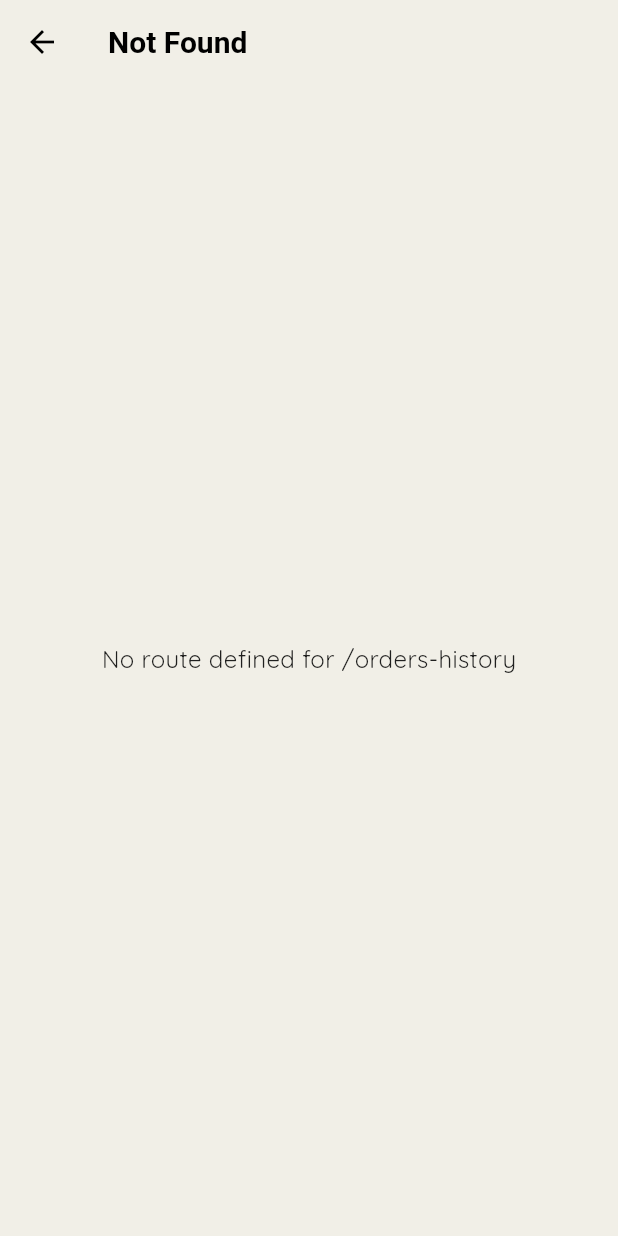
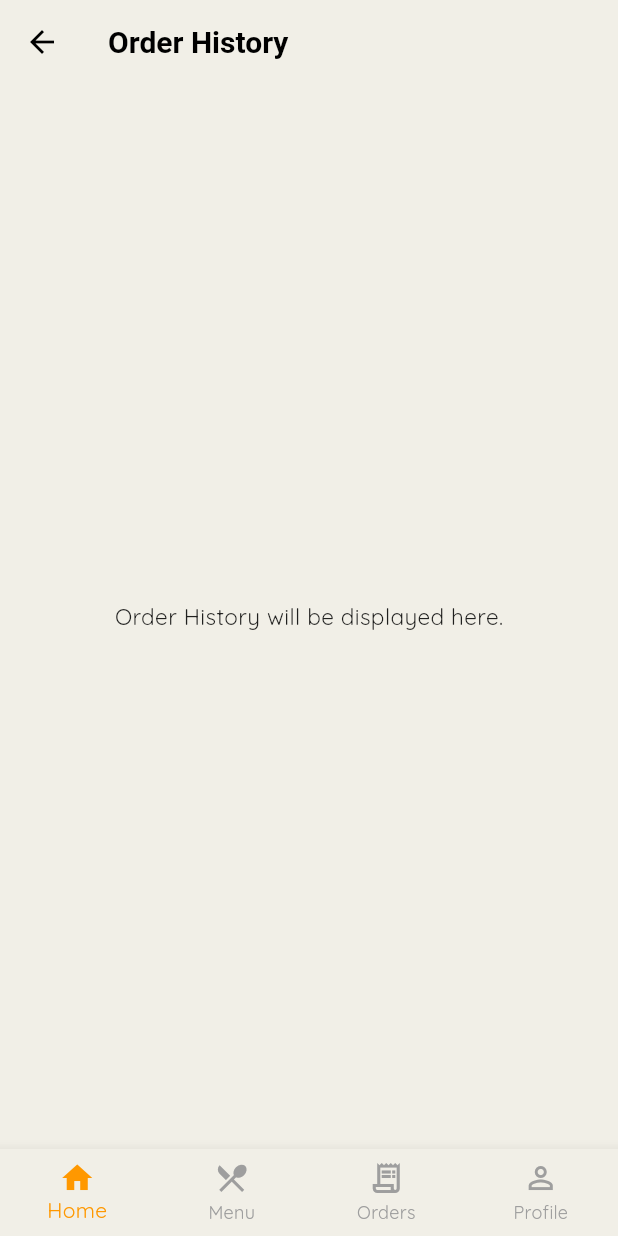
Before and after one commit to flamescreatioon/tell_am, a Flutter app: the HomeScreen screen opened by its route, item 3 of the bottom bar chosen, on a phone screen of 412 x 824 dp. Run offline on Flutter 3.47's test engine with Material 3 defaults, Android fonts, the phone set to English and light mode, and no system bars; our stand-ins replace device_preview, dropdown_button2, flutter_svg, google_fonts.

Commit message:
Add order history and USSD info screens, update UI
Introduced new OrderHistoryScreen and UssdInfoScreen for customers, registered their routes in main.dart, and updated the login and register screens to use the new logo asset.

Updated several dependencies in pubspec.lock and pubspec.yaml.

```diff
--- a/lib/main.dart
+++ b/lib/main.dart
@@ -12,6 +12,7 @@ import 'screens/profile/notification_screen.dart';
 import 'screens/customer/food_detail_screen.dart';
 import 'components/app_theme.dart';
 import 'package:google_fonts/google_fonts.dart';
+import 'screens/customer/order_history_screen.dart';
 
 void main() {
   runApp(
@@ -48,6 +49,7 @@ class MyApp extends StatelessWidget {
               cartItems: [],
             ),
         '/notif': (context) => const NotificationScreen(),
+        '/orders-history': (context) => const OrderHistoryScreen(),
       },
 
       // Dynamic routes for screens that need parameters
--- a/lib/screens/auth/register_screen.dart
+++ b/lib/screens/auth/register_screen.dart
@@ -59,7 +59,7 @@ class RegisterScreenState extends State<RegisterScreen> {
               mainAxisAlignment: MainAxisAlignment.center,
               children: [
                 SvgPicture.asset(
-                  'assets/Logo/1.svg',
+                  'assets/Logo/Logo_lightmode.svg',
                   semanticsLabel: 'TellAm Logo',
                   fit: BoxFit.cover,
                   height: 100,
--- a/lib/screens/customer/home_screen.dart
+++ b/lib/screens/customer/home_screen.dart
@@ -394,10 +394,10 @@ class HomeScreenState extends State<HomeScreen> {
                   ),
                 ),
                 SizedBox(
-                  height: 280,
+                  height: 272,
                   child: ListView.builder(
-                    scrollDirection: Axis.horizontal,
-                    padding: const EdgeInsets.symmetric(horizontal: 12),
+                    scrollDirection: Axis.vertical,
+                    padding: const EdgeInsets.symmetric(horizontal: 10),
                     itemCount: _featuredItems.length,
                     itemBuilder: (context, index) {
                       return _buildFeaturedItem(_featuredItems[index], index);
--- /dev/null
+++ b/lib/screens/customer/order_history_screen.dart
@@ -0,0 +1,75 @@
+import 'package:flutter/material.dart';
+import 'package:tell_am/screens/auth/login_screen.dart';
+import 'package:google_fonts/google_fonts.dart';
+import 'package:tell_am/models/country.dart';
+import 'package:tell_am/models/country_service.dart';
+import 'package:dropdown_button2/dropdown_button2.dart';
+import 'package:flutter_svg/flutter_svg.dart';
+
+class OrderHistoryScreen extends StatefulWidget {
+  const OrderHistoryScreen({super.key});
+
+  @override
+  State<OrderHistoryScreen> createState() => _OrderHistoryScreenState();
+}
+
+class _OrderHistoryScreenState extends State<OrderHistoryScreen> {
+  @override
+  Widget build(BuildContext context) {
+    return Scaffold(
+      appBar: AppBar(
+        title: const Text('Order History'),
+      ),
+      body: Center(
+        child: Text(
+          'Order History will be displayed here.',
+          style: GoogleFonts.quicksand(fontSize: 15),
+        ),
+      ),
+      bottomNavigationBar: BottomNavigationBar(
+        type: BottomNavigationBarType.fixed,
+        selectedItemColor: Colors.orange,
+        unselectedItemColor: Colors.grey,
+        currentIndex: 0,
+        onTap: (index) {
+          switch (index) {
+            case 0:
+              // Current page - Home
+              break;
+            case 1:
+              Navigator.pushNamed(context, '/menu');
+              break;
+            case 2:
+              Navigator.pushNamed(context, '/orders-history');
+              break;
+            case 3:
+              Navigator.pushNamed(context, '/profile');
+              break;
+          }
+        },
+        items: const [
+          BottomNavigationBarItem(
+            icon: Icon(Icons.home_outlined),
+            activeIcon: Icon(Icons.home),
+            label: 'Home',
+          ),
+          BottomNavigationBarItem(
+            icon: Icon(Icons.restaurant_menu_outlined),
+            activeIcon: Icon(Icons.restaurant_menu),
+            label: 'Menu',
+          ),
+          BottomNavigationBarItem(
+            icon: Icon(Icons.receipt_long_outlined),
+            activeIcon: Icon(Icons.receipt_long),
+            label: 'Orders',
+          ),
+          BottomNavigationBarItem(
+            icon: Icon(Icons.person_outline),
+            activeIcon: Icon(Icons.person),
+            label: 'Profile',
+          ),
+        ],
+      ),
+    );
+  }
+}
--- a/pubspec.yaml
+++ b/pubspec.yaml
@@ -38,6 +38,7 @@ dependencies:
   dropdown_button2: ^2.3.9
   flutter_native_splash: ^2.4.6
   flutter_svg: ^2.1.0
+
 
 
   # The following adds the Cupertino Icons font to your application.
```
Also changed, not shown: lib/screens/auth/login_screen.dart (+22 -15 lines), lib/screens/customer/ussd_info_screen.dart (added, +69 -0 lines), pubspec.lock, 3 other files.
